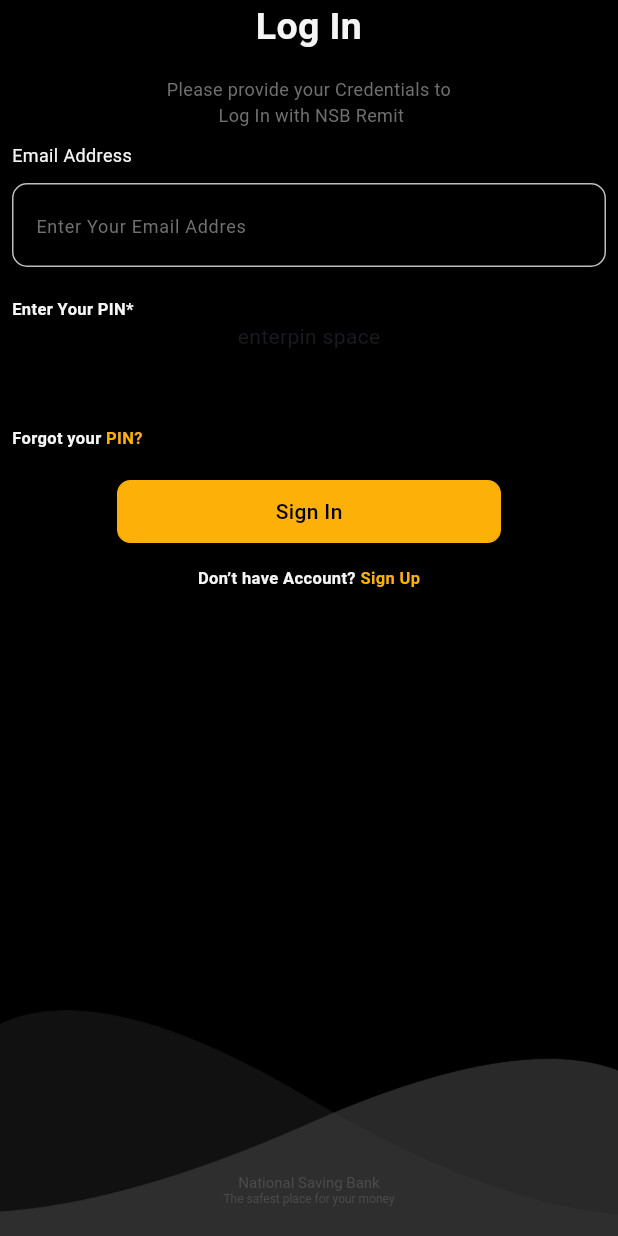
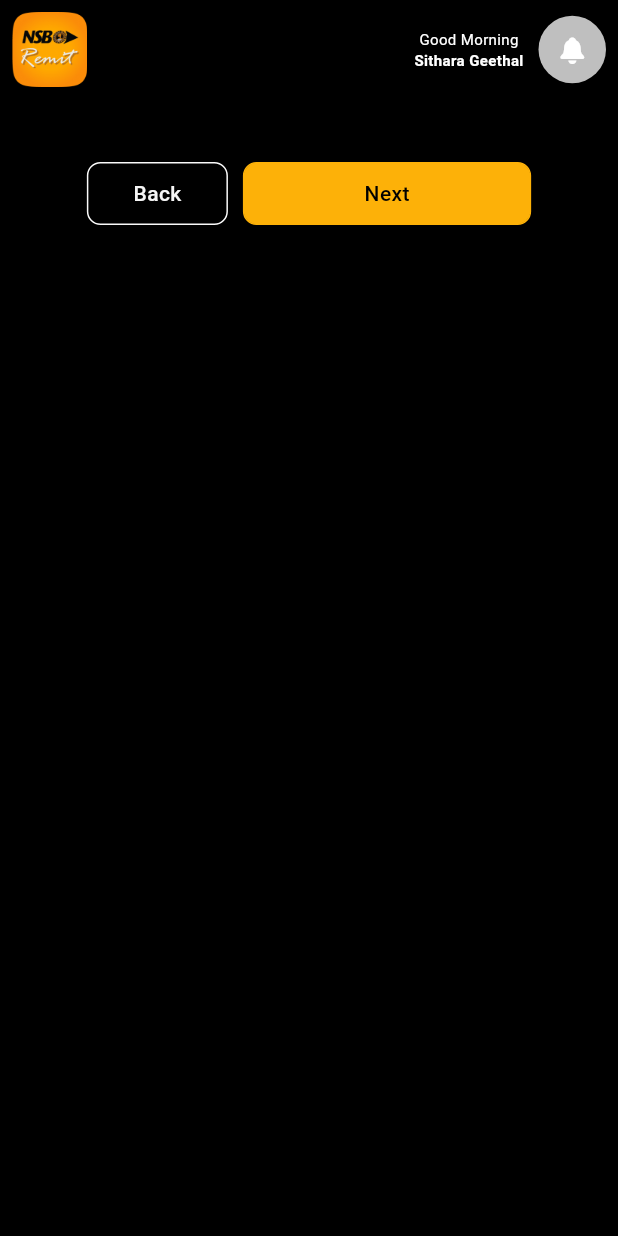
Before and after one commit to RavinduJP/nsb_remit_app, a Flutter app: the screen it shows after launch, on a phone screen of 412 x 824 dp. Run offline on Flutter 3.47's test engine with Material 3 defaults, Android fonts, the phone set to English and light mode, and no system bars; our stand-ins replace pin_code_fields.

Commit message:
create common back & next buttons

```diff
--- a/lib/main.dart
+++ b/lib/main.dart
@@ -1,5 +1,6 @@
 import 'package:flutter/material.dart';
 import 'package:nsb_remit/screens/auth/login/sign_in_screen.dart';
+import 'package:nsb_remit/screens/home_screen.dart';
 import 'package:nsb_remit/screens/initial/spalsh_screen.dart';
 
 void main() {
@@ -20,7 +21,9 @@
   Widget build(BuildContext context) {
     return const MaterialApp(
       debugShowCheckedModeBanner: false,
-      home: SignInScreen(),
+      home:
+      HomeScreen(),
+      // SignInScreen(),
         );
   }
 }
--- a/lib/screens/auth/login/sign_in_screen.dart
+++ b/lib/screens/auth/login/sign_in_screen.dart
@@ -2,9 +2,11 @@
 import 'package:flutter/material.dart';
 import 'package:flutter/widgets.dart';
 import 'package:nsb_remit/utils/constants/app_colors.dart';
+import 'package:nsb_remit/utils/mixins/responsive_layout_mixin.dart';
 import 'package:nsb_remit/widgets/common/common_button.dart';
 import 'package:nsb_remit/widgets/common/custom_text_form_field.dart';
 import 'package:nsb_remit/widgets/common/common_text.dart';
+import 'package:pin_code_fields/pin_code_fields.dart';
 
 import '../../../widgets/common/common_layout.dart';
 
@@ -17,10 +19,14 @@
 
 class _SignInScreenState extends State<SignInScreen> {
   final _emailController = TextEditingController();
+  final _pinController = TextEditingController();
 
   @override
   Widget build(BuildContext context) {
-    return Stack(
+    return SingleChildScrollView(
+      child: SizedBox(
+        height: ResponsiveLayoutMixin().getContentHeight(context),
+        child: Stack(
           children: [
             CommonLayout(
               hedingTitle: "Log In",
@@ -44,8 +50,27 @@
                     // textColor: AppColors.secondary,
                   ),
                   const SizedBox(
-                height: 70.0,
-                child: Text('enterpin space'),
+                    height: 10.0,
+                  ),
+                  PinCodeTextField(
+                    appContext: context,
+                    length: 4,
+                    obscureText: true,
+                    obscuringCharacter: '*',
+                    textStyle: const TextStyle(
+                      color: AppColors.heddingColor,
+                    ),
+                    pinTheme: PinTheme(
+                      shape: PinCodeFieldShape.underline,
+                      fieldHeight: 30.0,
+                      fieldWidth: 50.0,
+                      inactiveColor: AppColors.subHeddingColor,
+                      activeColor: AppColors.secondary,
+                      selectedColor: AppColors.subHeddingColor,
+                      disabledColor: AppColors.subHeddingColor,
+                    ),
+                    controller: _pinController,
+                    onCompleted: (value) => print("Completed"),
                   ),
                   const Row(
                     children: [
@@ -57,15 +82,16 @@
                       CommonText(
                         text: 'PIN?',
                         whiteTextSize: 11.0,
-                    // alignment: Alignment.topLeft,
                         textColor: AppColors.secondary,
+                        underLine: TextDecoration.underline,
+                        underlineColor: AppColors.secondary,
                       ),
                     ],
                   ),
-              const Column(
+                  Column(
                     mainAxisAlignment: MainAxisAlignment.center,
                     children: [
-                  SizedBox(
+                      const SizedBox(
                         height: 15.0,
                       ),
                       CommonButton(
@@ -77,11 +103,14 @@
                         btnTextColor: AppColors.primary,
                         btnFontSize: 14.0,
                         btnFontWeight: FontWeight.w500,
+                        onTap: () {
+
+                        },
                       ),
-                  SizedBox(
+                      const SizedBox(
                         height: 10.0,
                       ),
-                  Row(
+                      const Row(
                         mainAxisAlignment: MainAxisAlignment.center,
                         children: [
                           CommonText(
@@ -107,6 +136,8 @@
               child: Image.asset("assets/images/login_bottom_image.png"),
             ),
           ],
+        ),
+      ),
     );
   }
 }
--- /dev/null
+++ b/lib/screens/home_screen.dart
@@ -0,0 +1,35 @@
+import 'package:flutter/material.dart';
+import 'package:nsb_remit/widgets/common/button_row.dart';
+
+import '../utils/constants/dimensions.dart';
+import '../widgets/common/header_widget.dart';
+
+class HomeScreen extends StatefulWidget {
+  const HomeScreen({super.key});
+
+  @override
+  State<HomeScreen> createState() => _HomeScreenState();
+}
+
+class _HomeScreenState extends State<HomeScreen> {
+  @override
+  Widget build(BuildContext context) {
+    return const Scaffold(
+      backgroundColor: Colors.black,
+      body: SafeArea(
+        child: Padding(
+          padding: EdgeInsets.symmetric(
+              horizontal: Dimension.screenWidthFactor,
+              vertical: Dimension.screenWidthFactor),
+          child: Column(
+            children: [
+              HeaderWidget(),
+              SizedBox(height: 50.0,),
+              ButtonRow(),
+            ],
+          ),
+        ),
+      ),
+    );
+  }
+}
--- a/lib/screens/initial/spalsh_screen.dart
+++ b/lib/screens/initial/spalsh_screen.dart
@@ -1,6 +1,5 @@
 import 'package:flutter/material.dart';
 import 'package:nsb_remit/utils/constants/asset_paths.dart';
-import 'package:nsb_remit/widgets/common/alignment_widget.dart';
 
 class SplashScreen extends StatelessWidget {
   const SplashScreen({super.key});
--- a/lib/utils/constants/app_colors.dart
+++ b/lib/utils/constants/app_colors.dart
@@ -10,5 +10,7 @@
   static const subHeddingColor = Color(0xff6F6F6F);
   static const buttomSubHeddingColor = Color(0xff707070);
   static const textFieldBorderColor = Color(0xffBEBEBE);
-
+  static const notificationBackColor = Color(0xffBFBFBF);
+  static const whiteColor = Color(0xffFFFFFF);
+  static const backButtonBorderColor = Color(0xffFAFAFA);
 }
--- /dev/null
+++ b/lib/widgets/common/button_row.dart
@@ -0,0 +1,20 @@
+import 'package:flutter/cupertino.dart';
+import 'package:flutter/material.dart';
+import 'package:nsb_remit/widgets/common/custom_back_button.dart';
+import 'package:nsb_remit/widgets/common/next_button.dart';
+
+class ButtonRow extends StatelessWidget {
+  const ButtonRow({super.key});
+
+  @override
+  Widget build(BuildContext context) {
+    return Row(
+      mainAxisAlignment: MainAxisAlignment.center,
+      children: [
+        CustomBackButton(onTap: () {}),
+        const SizedBox(width: 10.0,),
+        NextButton(onTap: () {})
+      ],
+    );
+  }
+}
--- a/lib/widgets/common/common_button.dart
+++ b/lib/widgets/common/common_button.dart
@@ -11,6 +11,7 @@
     required this.btnTextColor,
     required this.btnFontSize,
     required this.btnFontWeight,
+    required this.onTap,
   });
 
   final Color bordercolor;
@@ -21,10 +22,13 @@
   final Color btnTextColor;
   final double btnFontSize;
   final FontWeight btnFontWeight;
+  final Function() onTap;
 
   @override
   Widget build(BuildContext context) {
-    return Container(
+    return GestureDetector(
+      onTap: onTap,
+      child: Container(
         padding: const EdgeInsets.symmetric(vertical: 10.0),
         margin: const EdgeInsets.symmetric(horizontal: 70.0, vertical: 5.0),
         decoration: BoxDecoration(
@@ -46,6 +50,7 @@
             ),
           ),
         ),
+      ),
     );
   }
 }
--- a/lib/widgets/common/common_text.dart
+++ b/lib/widgets/common/common_text.dart
@@ -1,4 +1,5 @@
 import 'package:flutter/cupertino.dart';
+import 'package:flutter/material.dart';
 
 import '../../utils/constants/app_colors.dart';
 
@@ -9,12 +10,18 @@
     required this.whiteTextSize,
     this.alignment,
     this.textColor,
+    this.underLine,
+    this.underlineColor,
+    this.fontWeight,
   });
 
   final String text;
   final double whiteTextSize;
   final Alignment? alignment;
   final Color? textColor;
+  final TextDecoration? underLine;
+  final Color? underlineColor;
+  final FontWeight? fontWeight;
 
   @override
   Widget build(BuildContext context) {
@@ -24,9 +31,12 @@
         text,
         // textAlign: TextAlign.start,
         style: TextStyle(
-            color: textColor ?? AppColors.heddingColor,
-            fontSize: whiteTextSize,
-            fontWeight: FontWeight.w600),
+          color: textColor ?? AppColors.heddingColor,
+          fontSize: whiteTextSize,
+          fontWeight: fontWeight,
+          decoration: underLine,
+          decorationColor: underlineColor,
+        ),
       ),
     );
   }
--- /dev/null
+++ b/lib/widgets/common/custom_back_button.dart
@@ -0,0 +1,41 @@
+import 'package:flutter/material.dart';
+import 'package:nsb_remit/utils/constants/app_colors.dart';
+
+class CustomBackButton extends StatelessWidget {
+  const CustomBackButton({
+    super.key,
+    required this.onTap,
+  });
+
+  final Function() onTap;
+
+  @override
+  Widget build(BuildContext context) {
+    return GestureDetector(
+      onTap: onTap,
+      child: Container(
+        padding: const EdgeInsets.symmetric(vertical: 10.0, horizontal: 30.0),
+        // margin: const EdgeInsets.symmetric(horizontal: 70.0, vertical: 5.0),
+        decoration: BoxDecoration(
+            border: Border.all(
+              color: AppColors.backButtonBorderColor,
+              width: 1.0,
+              style: BorderStyle.solid,
+            ),
+            borderRadius: BorderRadius.circular(9.0),
+            color: Colors.transparent,
+            shape: BoxShape.rectangle),
+        child: const Center(
+          child: Text(
+            'Back',
+            style: TextStyle(
+              color: AppColors.heddingColor,
+              fontSize: 14.0,
+              fontWeight: FontWeight.w500,
+            ),
+          ),
+        ),
+      ),
+    );
+  }
+}
--- /dev/null
+++ b/lib/widgets/common/header_widget.dart
@@ -0,0 +1,68 @@
+import 'dart:math';
+
+import 'package:flutter/cupertino.dart';
+import 'package:flutter/material.dart';
+import 'package:nsb_remit/utils/constants/app_colors.dart';
+import 'package:nsb_remit/utils/mixins/responsive_layout_mixin.dart';
+import 'package:nsb_remit/widgets/common/common_text.dart';
+
+class HeaderWidget extends StatelessWidget {
+  const HeaderWidget({super.key});
+
+  @override
+  Widget build(BuildContext context) {
+    return SizedBox(
+      width: double.maxFinite,
+      height: 50.0,
+      //   height: ResponsiveLayoutMixin().getContentHeight(context),
+      //   width: ResponsiveLayoutMixin().getContentWidth(context),
+      child: Row(
+        mainAxisAlignment: MainAxisAlignment.spaceBetween,
+        children: [
+          Container(
+            decoration: BoxDecoration(
+              borderRadius: BorderRadius.circular(12.0),
+            ),
+            child: Image.asset('assets/images/header_icon.png'),
+          ),
+          Row(
+            children: [
+              const Column(
+                mainAxisAlignment: MainAxisAlignment.center,
+                children: [
+                  CommonText(
+                    text: "Good Morning",
+                    whiteTextSize: 10.0,
+                    fontWeight: FontWeight.w400,
+                    textColor: AppColors.whiteColor,
+                  ),
+                  CommonText(
+                    text: 'Sithara Geethal',
+                    whiteTextSize: 10.0,
+                    fontWeight: FontWeight.w700,
+                    textColor: AppColors.whiteColor,
+                  ),
+                ],
+              ),
+              const SizedBox(
+                width: 10.0,
+              ),
+              Container(
+                height: 45.0,
+                width: 45.0,
+                decoration: const BoxDecoration(
+                  shape: BoxShape.circle,
+                  color: AppColors.notificationBackColor,
+                ),
+                child: const Icon(
+                    color: AppColors.whiteColor,
+                    size: 20.0,
+                    CupertinoIcons.bell_fill),
+              ),
+            ],
+          ),
+        ],
+      ),
+    );
+  }
+}
--- /dev/null
+++ b/lib/widgets/common/next_button.dart
@@ -0,0 +1,38 @@
+import 'package:flutter/cupertino.dart';
+import 'package:nsb_remit/utils/constants/app_colors.dart';
+
+class NextButton extends StatelessWidget {
+  const NextButton({super.key, required this.onTap});
+
+  final Function() onTap;
+
+  @override
+  Widget build(BuildContext context) {
+    return GestureDetector(
+      onTap: onTap,
+      child: Container(
+        padding: const EdgeInsets.symmetric(vertical: 10.0, horizontal: 80.0),
+        // margin: const EdgeInsets.symmetric(horizontal: 70.0, vertical: 5.0),
+        decoration: BoxDecoration(
+            border: Border.all(
+              color: AppColors.secondary,
+              width: 1.0,
+              style: BorderStyle.solid,
+            ),
+            borderRadius: BorderRadius.circular(9.0),
+            color: AppColors.secondary,
+            shape: BoxShape.rectangle),
+        child: const Center(
+          child: Text(
+            'Next',
+            style: TextStyle(
+              color: AppColors.primary,
+              fontSize: 14.0,
+              fontWeight: FontWeight.w500,
+            ),
+          ),
+        ),
+      ),
+    );
+  }
+}
--- a/pubspec.yaml
+++ b/pubspec.yaml
@@ -35,6 +35,7 @@
   # The following adds the Cupertino Icons font to your application.
   # Use with the CupertinoIcons class for iOS style icons.
   cupertino_icons: ^1.0.2
+  pin_code_fields: ^8.0.1
 
 dev_dependencies:
   flutter_test:
@@ -59,6 +60,7 @@
     - assets/images/nsb_remit_logo.png
     - assets/images/splash_screen_background.png
     - assets/images/login_bottom_image.png
+    - assets/images/header_icon.png
 
   # An image asset can refer to one or more resolution-specific "variants", see
   # https://flutter.dev/assets-and-images/#resolution-aware
```
Also changed, not shown: assets/images/header_icon.png (added), lib/widgets/common/back_button.dart (deleted), pubspec.lock. Lines whose indentation alone changed are shown as unchanged.
